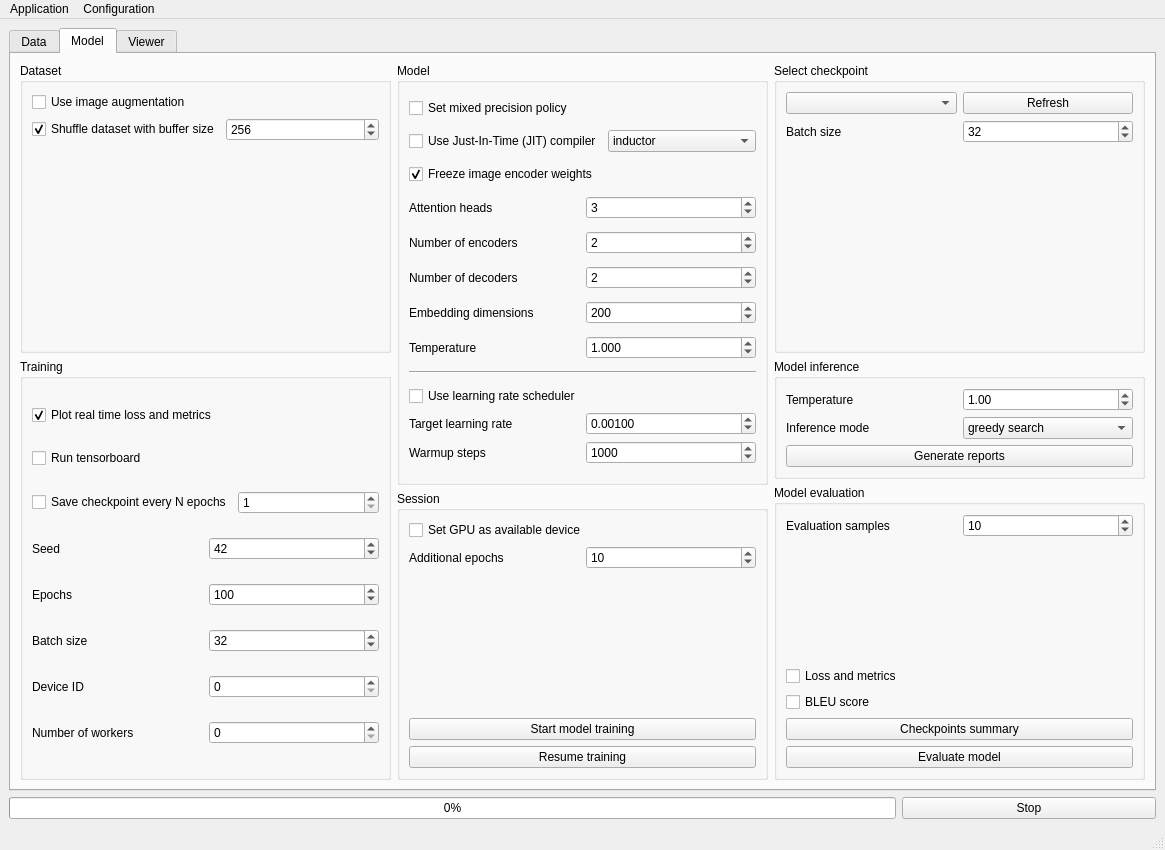
This is XREPORT/app/assets/window_layout.ui in CTCycle/XREPORT-radiological-reports-generator as Qt 5 draws it before an edit. The edited form follows.
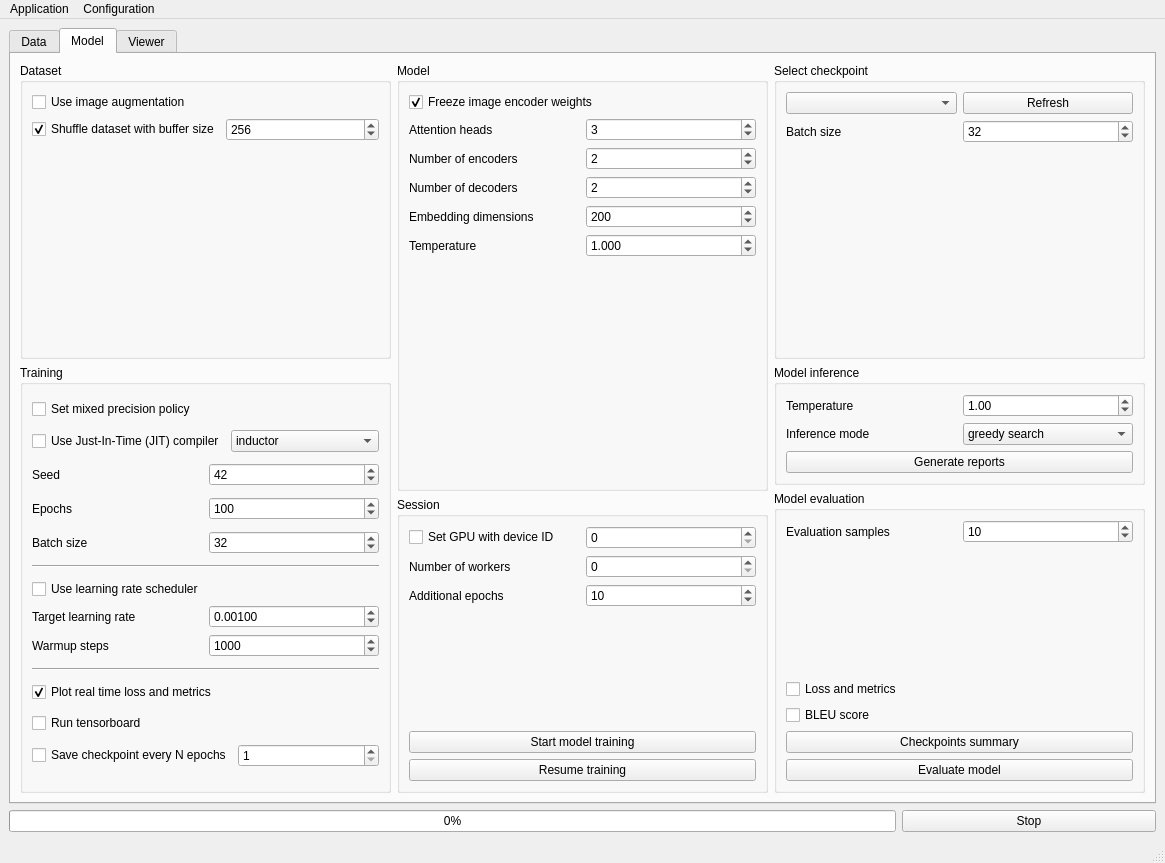
This is the edited form. The open tabs and pages were chosen to show the change.

Commit message: remove plots visualisation from viewer

```diff
--- a/XREPORT/app/assets/window_layout.ui
+++ b/XREPORT/app/assets/window_layout.ui
@@ -7,7 +7,7 @@
     <x>0</x>
     <y>0</y>
     <width>1165</width>
-    <height>850</height>
+    <height>863</height>
    </rect>
   </property>
   <property name="windowTitle">
@@ -61,7 +61,7 @@
             </property>
             <layout class="QVBoxLayout" name="verticalLayout_17">
              <item>
-              <layout class="QHBoxLayout" name="horizontalLayout">
+              <layout class="QHBoxLayout" name="SampleHL">
                <item>
                 <widget class="QLabel" name="SSLabel">
                  <property name="text">
@@ -376,67 +376,6 @@
            <string>Model</string>
           </property>
           <layout class="QVBoxLayout" name="verticalLayout_3">
-           <item>
-            <widget class="QCheckBox" name="mixedPrecision">
-             <property name="text">
-              <string>Set mixed precision policy</string>
-             </property>
-            </widget>
-           </item>
-           <item>
-            <layout class="QHBoxLayout" name="horizontalLayout_25">
-             <item>
-              <widget class="QCheckBox" name="compileJIT">
-               <property name="text">
-                <string>Use Just-In-Time (JIT) compiler</string>
-               </property>
-              </widget>
-             </item>
-             <item>
-              <widget class="QComboBox" name="backendJIT">
-               <property name="toolTip">
-                <string>&lt;html&gt;&lt;head/&gt;&lt;body&gt;&lt;p&gt;Select JIT compiler backend (default is inductor)</string>
-               </property>
-               <property name="currentText">
-                <string>inductor</string>
-               </property>
-               <property name="currentIndex">
-                <number>3</number>
-               </property>
-               <item>
-                <property name="text">
-                 <string>eager</string>
-                </property>
-               </item>
-               <item>
-                <property name="text">
-                 <string>aot_eager</string>
-                </property>
-               </item>
-               <item>
-                <property name="text">
-                 <string>aot_cudagraphs</string>
-                </property>
-               </item>
-               <item>
-                <property name="text">
-                 <string>inductor</string>
-                </property>
-               </item>
-               <item>
-                <property name="text">
-                 <string>nvprims_nvfuser</string>
-                </property>
-               </item>
-               <item>
-                <property name="text">
-                 <string>xla</string>
-                </property>
-               </item>
-              </widget>
-             </item>
-            </layout>
-           </item>
            <item>
             <widget class="QCheckBox" name="freezeImgEncoder">
              <property name="text">
@@ -577,67 +516,17 @@
             </layout>
            </item>
            <item>
-            <widget class="Line" name="line">
+            <spacer name="verticalSpacer_5">
              <property name="orientation">
-              <enum>Qt::Orientation::Horizontal</enum>
+              <enum>Qt::Orientation::Vertical</enum>
              </property>
-            </widget>
-           </item>
-           <item>
-            <layout class="QVBoxLayout" name="verticalLayout_6">
-             <item>
-              <widget class="QCheckBox" name="useScheduler">
-               <property name="text">
-                <string>Use learning rate scheduler</string>
-               </property>
-              </widget>
-             </item>
-             <item>
-              <layout class="QHBoxLayout" name="horizontalLayout_18">
-               <item>
-                <widget class="QLabel" name="label_11">
-                 <property name="text">
-                  <string>Target learning rate</string>
-                 </property>
-                </widget>
-               </item>
-               <item>
-                <widget class="QDoubleSpinBox" name="postWarmLR">
-                 <property name="decimals">
-                  <number>5</number>
-                 </property>
-                 <property name="singleStep">
-                  <double>0.000100000000000</double>
-                 </property>
-                 <property name="value">
-                  <double>0.001000000000000</double>
-                 </property>
-                </widget>
-               </item>
-              </layout>
-             </item>
-             <item>
-              <layout class="QHBoxLayout" name="horizontalLayout_17">
-               <item>
-                <widget class="QLabel" name="label_14">
-                 <property name="text">
-                  <string>Warmup steps</string>
-                 </property>
-                </widget>
-               </item>
-               <item>
-                <widget class="QSpinBox" name="warmupSteps">
-                 <property name="maximum">
-                  <number>10000000</number>
-                 </property>
-                 <property name="value">
-                  <number>1000</number>
-                 </property>
-                </widget>
-               </item>
-              </layout>
-             </item>
-            </layout>
+             <property name="sizeHint" stdset="0">
+              <size>
+               <width>20</width>
+               <height>40</height>
+              </size>
+             </property>
+            </spacer>
            </item>
           </layout>
          </widget>
@@ -709,39 +598,62 @@
           </property>
           <layout class="QVBoxLayout" name="verticalLayout_5">
            <item>
-            <widget class="QCheckBox" name="realTimeHistory">
+            <widget class="QCheckBox" name="mixedPrecision">
              <property name="text">
-              <string>Plot real time loss and metrics</string>
+              <string>Set mixed precision policy</string>
              </property>
-             <property name="checked">
-              <bool>true</bool>
-             </property>
             </widget>
            </item>
            <item>
-            <widget class="QCheckBox" name="runTensorboard">
-             <property name="text">
-              <string>Run tensorboard</string>
-             </property>
-            </widget>
-           </item>
-           <item>
-            <layout class="QHBoxLayout" name="horizontalLayout_12">
+            <layout class="QHBoxLayout" name="horizontalLayout_25">
              <item>
-              <widget class="QCheckBox" name="saveCheckpoints">
+              <widget class="QCheckBox" name="compileJIT">
                <property name="text">
-                <string>Save checkpoint every N epochs</string>
+                <string>Use Just-In-Time (JIT) compiler</string>
                </property>
               </widget>
              </item>
              <item>
-              <widget class="QSpinBox" name="saveCPFrequency">
-               <property name="minimum">
-                <number>1</number>
+              <widget class="QComboBox" name="backendJIT">
+               <property name="toolTip">
+                <string>&lt;html&gt;&lt;head/&gt;&lt;body&gt;&lt;p&gt;Select JIT compiler backend (default is inductor)</string>
                </property>
-               <property name="maximum">
-                <number>999</number>
+               <property name="currentText">
+                <string>inductor</string>
                </property>
+               <property name="currentIndex">
+                <number>3</number>
+               </property>
+               <item>
+                <property name="text">
+                 <string>eager</string>
+                </property>
+               </item>
+               <item>
+                <property name="text">
+                 <string>aot_eager</string>
+                </property>
+               </item>
+               <item>
+                <property name="text">
+                 <string>aot_cudagraphs</string>
+                </property>
+               </item>
+               <item>
+                <property name="text">
+                 <string>inductor</string>
+                </property>
+               </item>
+               <item>
+                <property name="text">
+                 <string>nvprims_nvfuser</string>
+                </property>
+               </item>
+               <item>
+                <property name="text">
+                 <string>xla</string>
+                </property>
+               </item>
               </widget>
              </item>
             </layout>
@@ -816,30 +728,110 @@
             </layout>
            </item>
            <item>
-            <layout class="QHBoxLayout" name="horizontalLayout_23">
+            <widget class="Line" name="line_3">
+             <property name="orientation">
+              <enum>Qt::Orientation::Horizontal</enum>
+             </property>
+            </widget>
+           </item>
+           <item>
+            <layout class="QVBoxLayout" name="verticalLayout_6">
              <item>
-              <widget class="QLabel" name="label_5">
+              <widget class="QCheckBox" name="useScheduler">
                <property name="text">
-                <string>Device ID</string>
+                <string>Use learning rate scheduler</string>
                </property>
               </widget>
              </item>
              <item>
-              <widget class="QSpinBox" name="deviceID"/>
+              <layout class="QHBoxLayout" name="horizontalLayout_18">
+               <item>
+                <widget class="QLabel" name="label_11">
+                 <property name="text">
+                  <string>Target learning rate</string>
+                 </property>
+                </widget>
+               </item>
+               <item>
+                <widget class="QDoubleSpinBox" name="postWarmLR">
+                 <property name="decimals">
+                  <number>5</number>
+                 </property>
+                 <property name="singleStep">
+                  <double>0.000100000000000</double>
+                 </property>
+                 <property name="value">
+                  <double>0.001000000000000</double>
+                 </property>
+                </widget>
+               </item>
+              </layout>
+             </item>
+             <item>
+              <layout class="QHBoxLayout" name="horizontalLayout_17">
+               <item>
+                <widget class="QLabel" name="label_14">
+                 <property name="text">
+                  <string>Warmup steps</string>
+                 </property>
+                </widget>
+               </item>
+               <item>
+                <widget class="QSpinBox" name="warmupSteps">
+                 <property name="maximum">
+                  <number>10000000</number>
+                 </property>
+                 <property name="value">
+                  <number>1000</number>
+                 </property>
+                </widget>
+               </item>
+              </layout>
              </item>
             </layout>
            </item>
            <item>
-            <layout class="QHBoxLayout" name="horizontalLayout_13">
+            <widget class="Line" name="line_2">
+             <property name="orientation">
+              <enum>Qt::Orientation::Horizontal</enum>
+             </property>
+            </widget>
+           </item>
+           <item>
+            <widget class="QCheckBox" name="realTimeHistory">
+             <property name="text">
+              <string>Plot real time loss and metrics</string>
+             </property>
+             <property name="checked">
+              <bool>true</bool>
+             </property>
+            </widget>
+           </item>
+           <item>
+            <widget class="QCheckBox" name="runTensorboard">
+             <property name="text">
+              <string>Run tensorboard</string>
+             </property>
+            </widget>
+           </item>
+           <item>
+            <layout class="QHBoxLayout" name="horizontalLayout_12">
              <item>
-              <widget class="QLabel" name="label_10">
+              <widget class="QCheckBox" name="saveCheckpoints">
                <property name="text">
-                <string>Number of workers</string>
+                <string>Save checkpoint every N epochs</string>
                </property>
               </widget>
              </item>
              <item>
-              <widget class="QSpinBox" name="numWorkers"/>
+              <widget class="QSpinBox" name="saveCPFrequency">
+               <property name="minimum">
+                <number>1</number>
+               </property>
+               <property name="maximum">
+                <number>999</number>
+               </property>
+              </widget>
              </item>
             </layout>
            </item>
@@ -998,11 +990,32 @@
           </property>
           <layout class="QVBoxLayout" name="verticalLayout_9">
            <item>
-            <widget class="QCheckBox" name="deviceGPU">
-             <property name="text">
-              <string>Set GPU as available device</string>
-             </property>
-            </widget>
+            <layout class="QHBoxLayout" name="horizontalLayout">
+             <item>
+              <widget class="QCheckBox" name="deviceGPU">
+               <property name="text">
+                <string>Set GPU with device ID</string>
+               </property>
+              </widget>
+             </item>
+             <item>
+              <widget class="QSpinBox" name="deviceID"/>
+             </item>
+            </layout>
+           </item>
+           <item>
+            <layout class="QHBoxLayout" name="horizontalLayout_13">
+             <item>
+              <widget class="QLabel" name="label_10">
+               <property name="text">
+                <string>Number of workers</string>
+               </property>
+              </widget>
+             </item>
+             <item>
+              <widget class="QSpinBox" name="numWorkers"/>
+             </item>
+            </layout>
            </item>
            <item>
             <layout class="QHBoxLayout" name="addEpochsHL">
```
Left out of the diff: 26 changed lines with no effect on the pictures. The commit also changes 7 other files.
